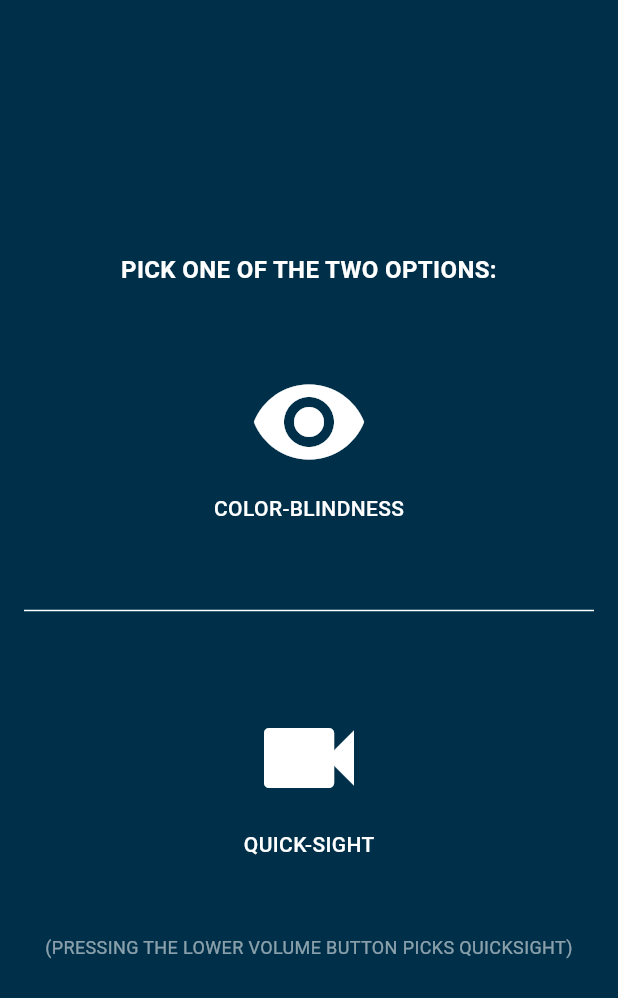
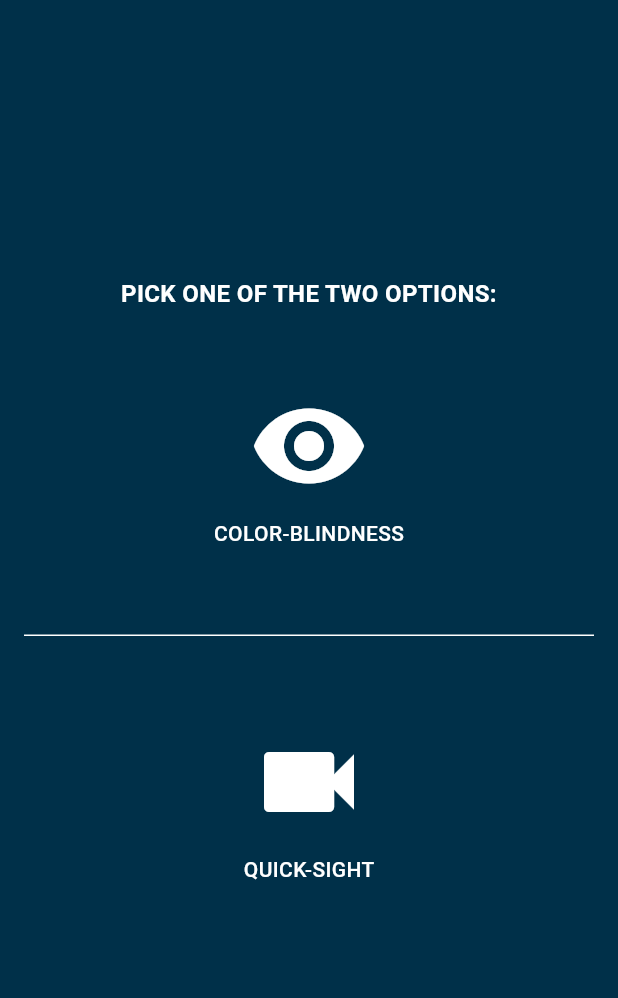
Before and after one commit to Pronaaf2k/QuickSight-Capstone, a Flutter app: the screen it shows after launch, on a phone screen of 412 x 824 dp. Shown: the top 998 px of the screen. Run offline on Flutter 3.47's test engine with Material 3 defaults, Android fonts, the phone set to English and light mode, and no system bars; our stand-ins replace camera, flutter_spinkit, go_router, just_audio.

Commit message:
fixed the code

```diff
--- a/mobile/lib/views/home_screen/home_screen.dart
+++ b/mobile/lib/views/home_screen/home_screen.dart
@@ -89,17 +89,6 @@ class HomeView extends StatelessWidget {
                   ),
                 ),
                 const SizedBox(height: 50),
-                const Padding(
-                  padding: EdgeInsets.only(bottom: 16.0),
-                  child: Text(
-                    "(PRESSING THE LOWER VOLUME BUTTON PICKS QUICKSIGHT)",
-                    textAlign: TextAlign.center,
-                    style: TextStyle(
-                      color: Colors.white54,
-                      fontSize: 12,
-                    ),
-                  ),
-                ),
               ],
             ),
           ),
```
Also changed, not shown: 1 other file.
